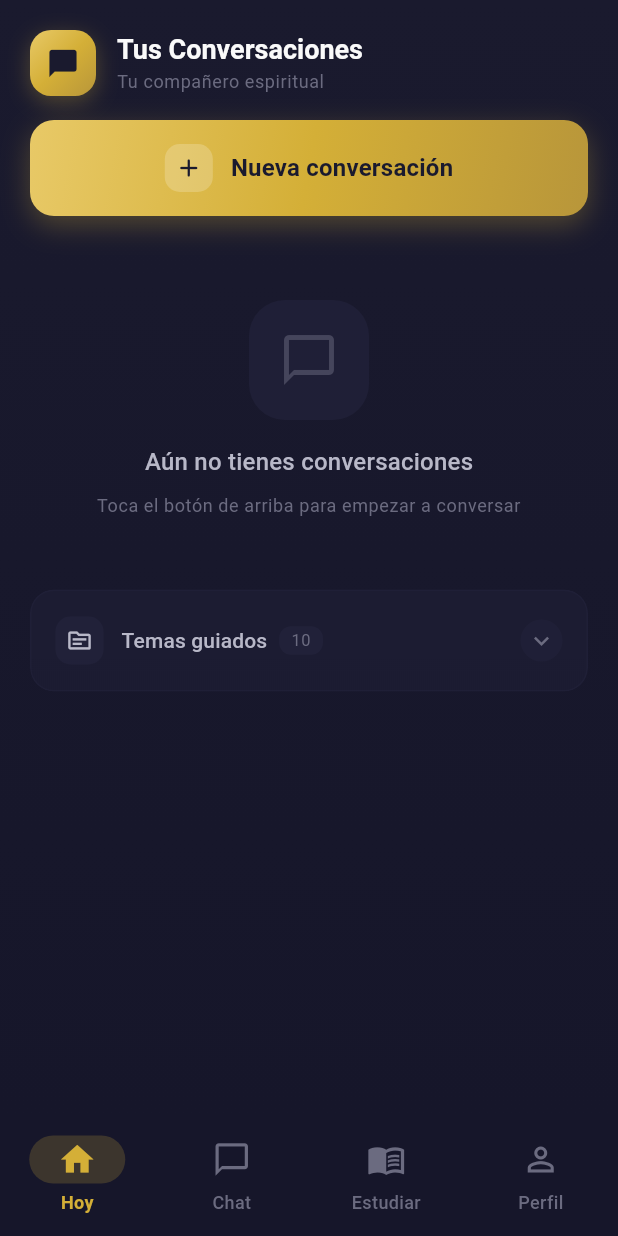
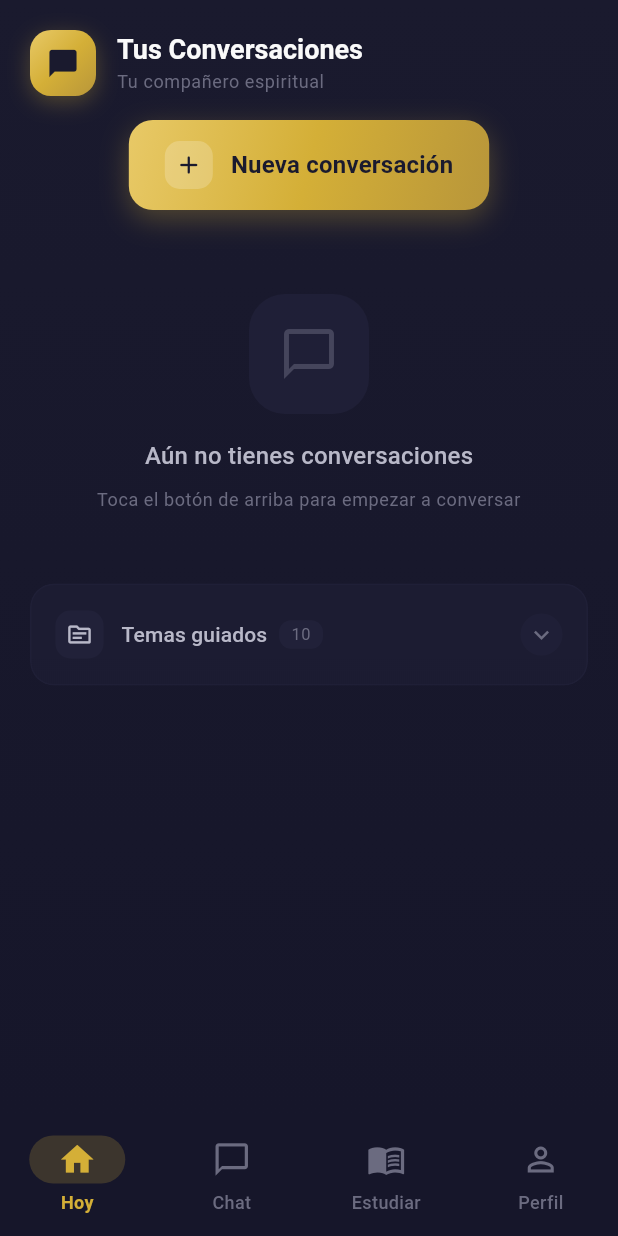
Before and after one commit to RobertoAbia/BibliaChat-, a Flutter app: the ChatListScreen screen opened by its route, on a phone screen of 412 x 824 dp. Run offline on Flutter 3.47's test engine with Material 3 defaults, Android fonts, the phone set to English and light mode, and no system bars; our stand-ins replace equatable, flutter_dotenv, flutter_riverpod, flutter_timezone, go_router, lottie and 4 more; accounts and stored records are empty; network calls fail.

Commit message:
fix(ui): make new conversation button responsive
- Center button instead of full width
- Use mainAxisSize.min so button fits content
- Add horizontal padding for comfortable tap target
- Remove unused glass_container import

🤖 Generated with [Claude Code](https://claude.com/claude-code)

Co-Authored-By: Claude Opus 4.5 <noreply@anthropic.com>

```diff
--- a/app_flutter/lib/features/chat/presentation/screens/chat_list_screen.dart
+++ b/app_flutter/lib/features/chat/presentation/screens/chat_list_screen.dart
@@ -5,7 +5,6 @@ import 'package:flutter_riverpod/flutter_riverpod.dart';
 import 'package:intl/intl.dart';
 
 import '../../../../core/theme/app_theme.dart';
-import '../../../../core/widgets/glass_container.dart';
 import '../../domain/entities/chat_message.dart';
 import '../providers/chat_provider.dart';
 import 'chat_screen.dart';
@@ -44,6 +43,7 @@ class ChatListScreen extends ConsumerWidget {
                       SliverToBoxAdapter(
                         child: Padding(
                           padding: const EdgeInsets.fromLTRB(20, 8, 20, 16),
+                          child: Center(
                             child: _NewConversationButton(
                               onTap: () async {
                                 await Navigator.of(context, rootNavigator: true).push(
@@ -55,6 +55,7 @@ class ChatListScreen extends ConsumerWidget {
                                 // Refrescar lista al volver del chat
                                 ref.read(userChatsRefreshProvider.notifier).state++;
                               },
+                            ),
                           ),
                         ),
                       ),
@@ -313,7 +314,7 @@ class _NewConversationButtonState extends State<_NewConversationButton>
           );
         },
         child: Container(
-          padding: const EdgeInsets.symmetric(vertical: 16),
+          padding: const EdgeInsets.symmetric(vertical: 14, horizontal: 24),
           decoration: BoxDecoration(
             gradient: AppTheme.goldGradient,
             borderRadius: BorderRadius.circular(16),
@@ -326,7 +327,7 @@ class _NewConversationButtonState extends State<_NewConversationButton>
             ],
           ),
           child: Row(
-            mainAxisAlignment: MainAxisAlignment.center,
+            mainAxisSize: MainAxisSize.min,
             children: [
               Container(
                 width: 32,
```
Lines whose indentation alone changed are shown as unchanged.
